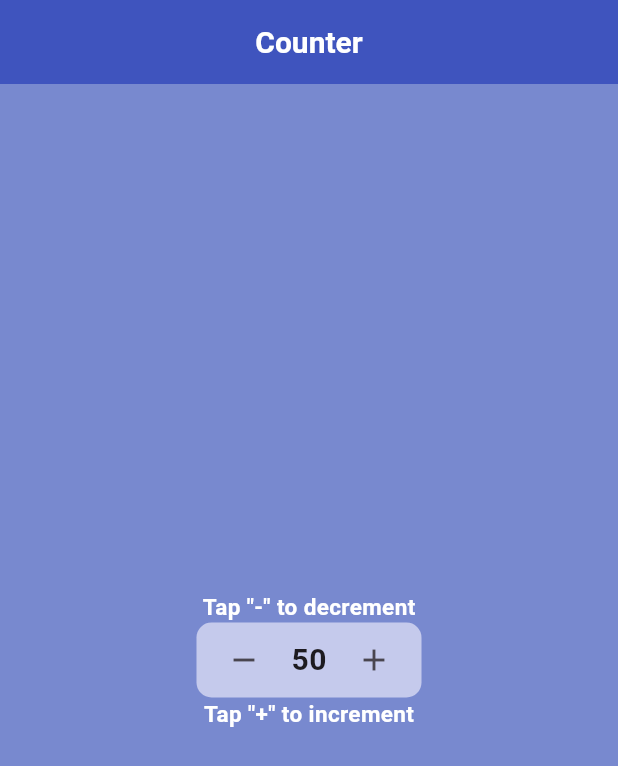
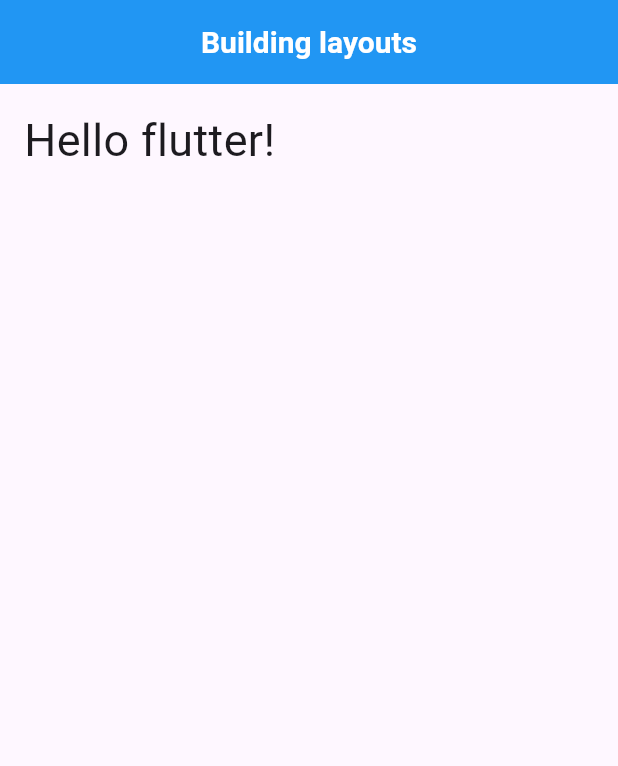
Before and after one commit to clonediff/FlutterTests, a Flutter app: the screen it shows after launch, on a phone screen of 412 x 824 dp. Shown: the top 766 px of the screen. Run offline on Flutter 3.47's test engine with Material 3 defaults, Android fonts, the phone set to English and light mode, and no system bars.

Commit message:
[add] Padding widget

```diff
--- a/lib/main.dart
+++ b/lib/main.dart
@@ -13,37 +13,14 @@ class MyFirstApp extends StatelessWidget {
   Widget build(BuildContext context) {
     return MaterialApp(
       home: Scaffold(
-        backgroundColor: const Color.fromRGBO(120, 137, 207, 1),
-        appBar: AppBar(
-          title: const Text('Counter'),
-          backgroundColor: const Color.fromRGBO(63, 84, 190, 1),
-          centerTitle: true,
-          titleTextStyle: const TextStyle(
-            color: Colors.white,
-            fontWeight: FontWeight.bold,
-            fontSize: 20,
-          ),
+        appBar: DefaultAppBar(
+          title: const Text('Building layouts'),
         ),
-        body: const Center(
-          child: Column(
-            mainAxisAlignment: MainAxisAlignment.center,
-            children: <Widget>[
-              Text(
-                'Tap "-" to decrement',
-                style: TextStyle(
-                    fontSize: 15,
-                    color: Colors.white,
-                    fontWeight: FontWeight.bold),
-              ),
-              CounterWidget(),
-              Text(
-                'Tap "+" to increment',
-                style: TextStyle(
-                    fontSize: 15,
-                    color: Colors.white,
-                    fontWeight: FontWeight.bold),
-              ),
-            ],
+        body: const Padding(
+          padding: EdgeInsets.all(16),
+          child: Text(
+            'Hello flutter!',
+            style: TextStyle(fontSize: 30),
           ),
         ),
       ),
@@ -51,49 +28,16 @@ class MyFirstApp extends StatelessWidget {
   }
 }
 
-class CounterWidget extends StatefulWidget {
-  const CounterWidget({super.key});
-
-  @override
-  State<StatefulWidget> createState() => _CounterWidgetState();
+class DefaultAppBar extends AppBar {
+  DefaultAppBar({super.key, required Widget title})
+      : super(
+          title: title,
+          backgroundColor: Colors.blue,
+          centerTitle: true,
+          titleTextStyle: const TextStyle(
+            color: Colors.white,
+            fontWeight: FontWeight.bold,
+            fontSize: 20,
+          ),
+        );
 }
-
-class _CounterWidgetState extends State<CounterWidget> {
-  int _counter = 50;
-
-  @override
-  Widget build(BuildContext context) {
-    return Container(
-      width: 150,
-      height: 50,
-      decoration: BoxDecoration(
-        color: const Color.fromRGBO(197, 202, 236, 1),
-        borderRadius: BorderRadius.circular(10),
-      ),
-      child: Row(
-        mainAxisAlignment: MainAxisAlignment.spaceEvenly,
-        children: <Widget>[
-          IconButton(
-            onPressed: () => setState(() {
-              _counter--;
-            }),
-            icon: const Icon(Icons.remove),
-          ),
-          Text(
-            "$_counter",
-            style: const TextStyle(
-              fontSize: 20,
-              fontWeight: FontWeight.bold,
-            ),
-          ),
-          IconButton(
-            onPressed: () => setState(() {
-              _counter++;
-            }),
-            icon: const Icon(Icons.add),
-          ),
-        ],
-      ),
-    );
-  }
-}
```
